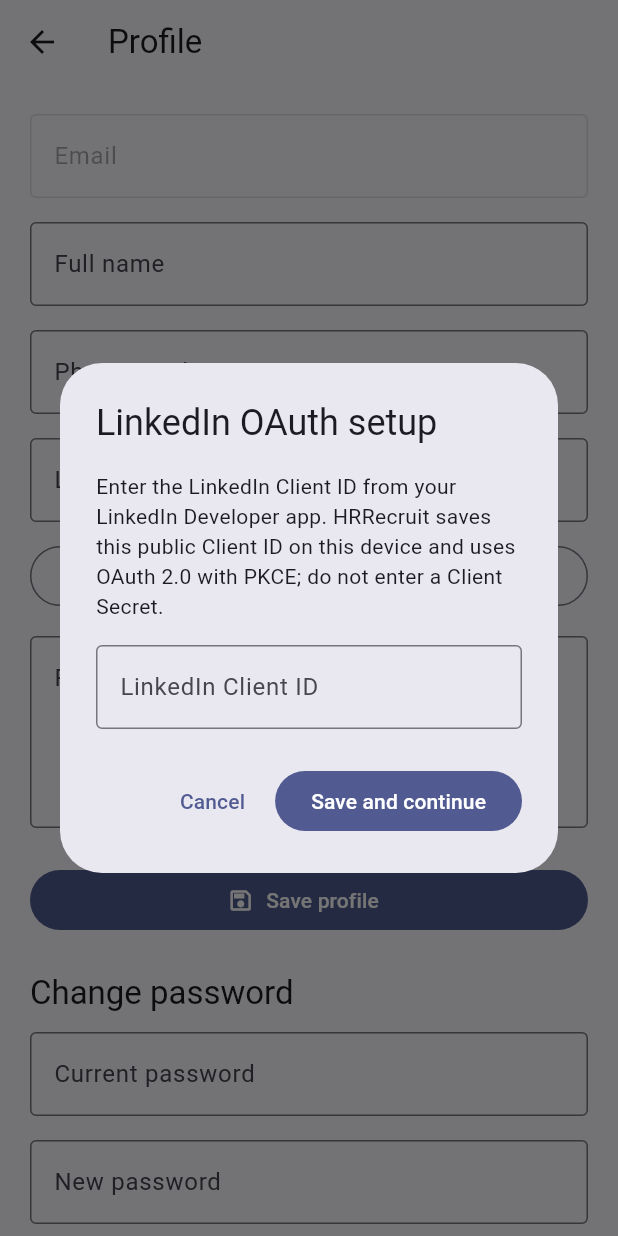
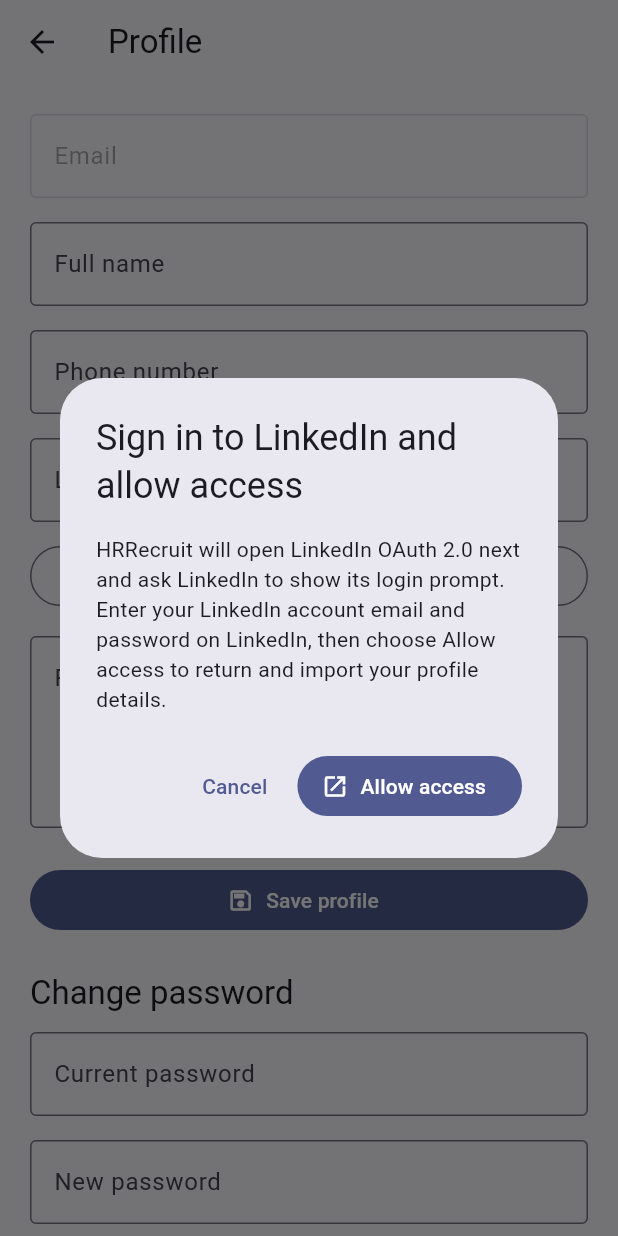
Before and after one commit to TY12346/HRRecruit, a Flutter app: the ProfileScreen screen opened by its route, after a tap on "Import from LinkedIn", on a phone screen of 412 x 824 dp. Run offline on Flutter 3.47's test engine with Material 3 defaults, Android fonts, the phone set to English and light mode, and no system bars; our stand-ins replace dio, file_picker, flutter_secure_storage, go_router; missing offline and left inert: flutter_web_auth_2; accounts and stored records are empty.

Commit message:
Remove applicant LinkedIn client ID prompt

```diff
--- a/mobile/lib/api/api_client.dart
+++ b/mobile/lib/api/api_client.dart
@@ -6,11 +6,11 @@
 class ApiClient {
   ApiClient({
     required TokenStorage tokenStorage,
-    String baseUrl = defaultBaseUrl,
+    String? baseUrl,
   })  : _tokenStorage = tokenStorage,
         dio = Dio(
           BaseOptions(
-            baseUrl: normalizeBaseUrl(baseUrl),
+            baseUrl: normalizeBaseUrl(baseUrl ?? defaultBaseUrl),
             connectTimeout: const Duration(seconds: 8),
             sendTimeout: const Duration(seconds: 8),
             receiveTimeout: const Duration(seconds: 8),
@@ -24,7 +24,9 @@
       InterceptorsWrapper(
         onRequest: (options, handler) async {
           final configuredBaseUrl = await _tokenStorage.readApiBaseUrl();
-          options.baseUrl = normalizeBaseUrl(configuredBaseUrl ?? dio.options.baseUrl);
+          options.baseUrl = normalizeBaseUrl(
+            _resolveConfiguredBaseUrl(configuredBaseUrl) ?? dio.options.baseUrl,
+          );
 
           final accessToken = await _tokenStorage.readAccessToken();
           if (accessToken != null && accessToken.isNotEmpty) {
@@ -46,10 +48,48 @@
     );
   }
 
-  static const defaultBaseUrl = String.fromEnvironment(
+  static const _configuredBaseUrl = String.fromEnvironment(
     'HRRECRUIT_API_BASE_URL',
-    defaultValue: 'http://10.0.2.2:8000/api/',
   );
+
+  static String get defaultBaseUrl {
+    if (_configuredBaseUrl.isNotEmpty) {
+      return _configuredBaseUrl;
+    }
+
+    if (kIsWeb) {
+      return 'http://localhost:8000/api/';
+    }
+
+    return switch (defaultTargetPlatform) {
+      TargetPlatform.iOS ||
+      TargetPlatform.macOS ||
+      TargetPlatform.linux ||
+      TargetPlatform.windows =>
+        'http://localhost:8000/api/',
+      TargetPlatform.android || TargetPlatform.fuchsia =>
+        'http://10.0.2.2:8000/api/',
+    };
+  }
+
+  static String? _resolveConfiguredBaseUrl(String? storedBaseUrl) {
+    if (storedBaseUrl == null || storedBaseUrl.trim().isEmpty) {
+      return null;
+    }
+
+    final normalizedStoredBaseUrl = normalizeBaseUrl(storedBaseUrl);
+    final normalizedDefaultBaseUrl = normalizeBaseUrl(defaultBaseUrl);
+    final isLegacyAndroidEmulatorDefault =
+        normalizedStoredBaseUrl == 'http://10.0.2.2:8000/api/';
+    final defaultChangedForCurrentTarget =
+        normalizedDefaultBaseUrl != normalizedStoredBaseUrl;
+
+    if (isLegacyAndroidEmulatorDefault && defaultChangedForCurrentTarget) {
+      return normalizedDefaultBaseUrl;
+    }
+
+    return normalizedStoredBaseUrl;
+  }
 
   static String normalizeBaseUrl(String baseUrl) {
     final trimmed = baseUrl.trim();
@@ -108,7 +148,9 @@
 
   Future<String> currentBaseUrl() async {
     final storedBaseUrl = await _tokenStorage.readApiBaseUrl();
-    return normalizeBaseUrl(storedBaseUrl ?? dio.options.baseUrl);
+    return normalizeBaseUrl(
+      _resolveConfiguredBaseUrl(storedBaseUrl) ?? dio.options.baseUrl,
+    );
   }
 
   final TokenStorage _tokenStorage;
--- a/mobile/lib/main.dart
+++ b/mobile/lib/main.dart
@@ -60,7 +60,7 @@
           create: (_) => JobDiscoveryService(_apiClient),
         ),
         Provider<LinkedInOAuthService>(
-          create: (_) => LinkedInOAuthService(tokenStorage: _tokenStorage),
+          create: (_) => LinkedInOAuthService(),
         ),
         Provider<ApplicantWorkflowService>(
           create: (_) => ApplicantWorkflowService(_apiClient),
--- a/mobile/lib/screens/auth_form_helpers.dart
+++ b/mobile/lib/screens/auth_form_helpers.dart
@@ -7,11 +7,14 @@
 String readableApiError(Object error, {String? apiBaseUrl}) {
   if (error is DioException) {
     if (_isConnectionProblem(error)) {
-      final currentUrl = apiBaseUrl == null ? '' : '\nCurrent API URL: $apiBaseUrl';
+      final currentUrl = apiBaseUrl == null
+          ? ''
+          : '\nCurrent API URL: $apiBaseUrl';
       return 'Could not reach the HRRecruit API.$currentUrl\n\n'
-          'If you are using a physical phone, 10.0.2.2 will not work. '
-          'Tap API settings and use http://YOUR_COMPUTER_LAN_IP:8000/api/. '
-          'Do not omit :8000.\n\n'
+          'Use http://10.0.2.2:8000/api/ only for the Android emulator. '
+          'Use http://localhost:8000/api/ for iOS simulator, desktop, or web. '
+          'For a physical phone, tap API settings and use '
+          'http://YOUR_COMPUTER_LAN_IP:8000/api/. Do not omit :8000.\n\n'
           'Also check that Django is running with '
           'python manage.py runserver 0.0.0.0:8000, that Windows Firewall '
           'allows port 8000, DJANGO_ALLOWED_HOSTS includes your LAN IP, '
--- a/mobile/lib/screens/profile_screen.dart
+++ b/mobile/lib/screens/profile_screen.dart
@@ -75,25 +75,13 @@
     final linkedInOAuthService = context.read<LinkedInOAuthService>();
 
     try {
-      final configuredClientId =
-          await linkedInOAuthService.readConfiguredClientId();
-      if (!mounted) return;
-
-      final clientId = configuredClientId ??
-          await _requestLinkedInClientId(linkedInOAuthService);
-      if (clientId == null || clientId.isEmpty) {
-        return;
-      }
-
       final shouldContinue = await _confirmLinkedInOAuthSignIn();
       if (!mounted || !shouldContinue) {
         return;
       }
 
       setState(() => _isImportingLinkedIn = true);
-      final importedProfile = await linkedInOAuthService.importProfile(
-        clientIdOverride: clientId,
-      );
+      final importedProfile = await linkedInOAuthService.importProfile();
       _linkedinController.text = importedProfile.profileUrl;
       _summaryController.text = importedProfile.summary;
 
@@ -123,9 +111,10 @@
       builder: (dialogContext) => AlertDialog(
         title: const Text('Sign in to LinkedIn and allow access'),
         content: const Text(
-          'HRRecruit will open LinkedIn OAuth 2.0 next. Sign in with your '
-          'LinkedIn account email and password on LinkedIn, then choose '
-          'Allow access to return and import your profile details.',
+          'HRRecruit will open LinkedIn OAuth 2.0 next and ask LinkedIn to '
+          'show its login prompt. Enter your LinkedIn account email and '
+          'password on LinkedIn, then choose Allow access to return and '
+          'import your profile details.',
         ),
         actions: [
           TextButton(
@@ -142,76 +131,6 @@
     );
 
     return shouldContinue ?? false;
-  }
-
-  Future<String?> _requestLinkedInClientId(
-    LinkedInOAuthService linkedInOAuthService,
-  ) async {
-    final controller = TextEditingController();
-    final clientId = await showDialog<String>(
-      context: context,
-      builder: (dialogContext) => AlertDialog(
-        title: const Text('LinkedIn OAuth setup'),
-        content: SingleChildScrollView(
-          child: Column(
-            mainAxisSize: MainAxisSize.min,
-            crossAxisAlignment: CrossAxisAlignment.start,
-            children: [
-              const Text(
-                'Enter the LinkedIn Client ID from your LinkedIn Developer app. '
-                'HRRecruit saves this public Client ID on this device and uses '
-                'OAuth 2.0 with PKCE; do not enter a Client Secret.',
-              ),
-              const SizedBox(height: 16),
-              TextField(
-                controller: controller,
-                textInputAction: TextInputAction.done,
-                decoration: const InputDecoration(
-                  labelText: 'LinkedIn Client ID',
-                  border: OutlineInputBorder(),
-                ),
-                onSubmitted: (_) {
-                  final value = controller.text.trim();
-                  if (value.isNotEmpty) {
-                    Navigator.of(dialogContext).pop(value);
-                  }
-                },
-              ),
-            ],
-          ),
-        ),
-        actions: [
-          TextButton(
-            onPressed: () => Navigator.of(dialogContext).pop(),
-            child: const Text('Cancel'),
-          ),
-          FilledButton(
-            onPressed: () {
-              final value = controller.text.trim();
-              if (value.isEmpty) {
-                ScaffoldMessenger.of(dialogContext).showSnackBar(
-                  const SnackBar(
-                    content: Text('Enter your LinkedIn Client ID.'),
-                  ),
-                );
-                return;
-              }
-              Navigator.of(dialogContext).pop(value);
-            },
-            child: const Text('Save and continue'),
-          ),
-        ],
-      ),
-    );
-    controller.dispose();
-
-    if (clientId == null || clientId.trim().isEmpty) {
-      return null;
-    }
-
-    final trimmedClientId = clientId.trim();
-    await linkedInOAuthService.saveClientId(trimmedClientId);
-    return trimmedClientId;
   }
 
   Future<void> _changePassword() async {
--- a/mobile/lib/services/linkedin_oauth_service.dart
+++ b/mobile/lib/services/linkedin_oauth_service.dart
@@ -4,8 +4,6 @@
 import 'package:crypto/crypto.dart';
 import 'package:dio/dio.dart';
 import 'package:flutter_web_auth_2/flutter_web_auth_2.dart';
-
-import 'token_storage.dart';
 
 class LinkedInImportedProfile {
   const LinkedInImportedProfile({
@@ -19,10 +17,8 @@
 
 class LinkedInOAuthService {
   LinkedInOAuthService({
-    required TokenStorage tokenStorage,
     Dio? dio,
-  })  : _tokenStorage = tokenStorage,
-        _dio = dio ?? Dio();
+  }) : _dio = dio ?? Dio();
 
   static const clientId = String.fromEnvironment('LINKEDIN_CLIENT_ID');
   static const redirectUri = String.fromEnvironment(
@@ -44,34 +40,16 @@
     'https://api.linkedin.com/v2/userinfo',
   );
 
-  final TokenStorage _tokenStorage;
   final Dio _dio;
 
-  Future<String?> readConfiguredClientId() async {
-    if (clientId.isNotEmpty) {
-      return clientId;
-    }
+  Future<LinkedInImportedProfile> importProfile() async {
+    final resolvedClientId = clientId.trim();
 
-    final storedClientId = await _tokenStorage.readLinkedInClientId();
-    final trimmedClientId = storedClientId?.trim();
-    return trimmedClientId == null || trimmedClientId.isEmpty
-        ? null
-        : trimmedClientId;
-  }
-
-  Future<void> saveClientId(String clientId) {
-    return _tokenStorage.saveLinkedInClientId(clientId.trim());
-  }
-
-  Future<LinkedInImportedProfile> importProfile({
-    String? clientIdOverride,
-  }) async {
-    final resolvedClientId = clientIdOverride?.trim().isNotEmpty == true
-        ? clientIdOverride!.trim()
-        : await readConfiguredClientId();
-
-    if (resolvedClientId == null || resolvedClientId.isEmpty) {
-      throw Exception('LinkedIn OAuth needs a Client ID before importing.');
+    if (resolvedClientId.isEmpty) {
+      throw Exception(
+        'LinkedIn import is not configured. Ask the app administrator to set '
+        'LINKEDIN_CLIENT_ID before using LinkedIn profile import.',
+      );
     }
 
     final state = _randomUrlSafeString(32);
@@ -84,6 +62,10 @@
         'redirect_uri': redirectUri,
         'state': state,
         'scope': 'openid profile email',
+        // Force LinkedIn to show its sign-in prompt for each import so the
+        // applicant explicitly enters or confirms their LinkedIn credentials
+        // on LinkedIn instead of silently reusing a browser session.
+        'prompt': 'login',
         'code_challenge': codeChallenge,
         'code_challenge_method': 'S256',
       },
--- a/mobile/lib/services/token_storage.dart
+++ b/mobile/lib/services/token_storage.dart
@@ -7,7 +7,6 @@
   static const _accessTokenKey = 'hrrecruit_access_token';
   static const _refreshTokenKey = 'hrrecruit_refresh_token';
   static const _apiBaseUrlKey = 'hrrecruit_api_base_url';
-  static const _linkedInClientIdKey = 'hrrecruit_linkedin_client_id';
 
   final FlutterSecureStorage _secureStorage;
 
@@ -35,17 +34,6 @@
     return _secureStorage.read(key: _apiBaseUrlKey);
   }
 
-  Future<void> saveLinkedInClientId(String clientId) {
-    return _secureStorage.write(
-      key: _linkedInClientIdKey,
-      value: clientId,
-    );
-  }
-
-  Future<String?> readLinkedInClientId() {
-    return _secureStorage.read(key: _linkedInClientIdKey);
-  }
-
   Future<void> clearTokens() async {
     await Future.wait([
       _secureStorage.delete(key: _accessTokenKey),
```
Also changed, not shown: 1 other file.
